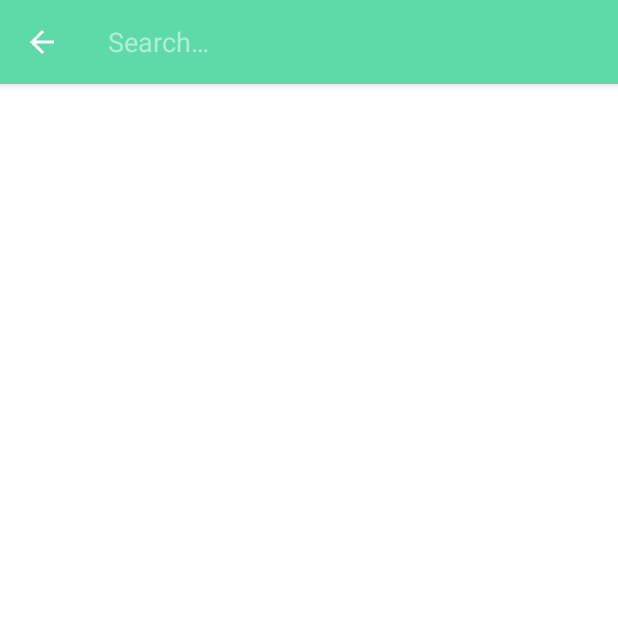
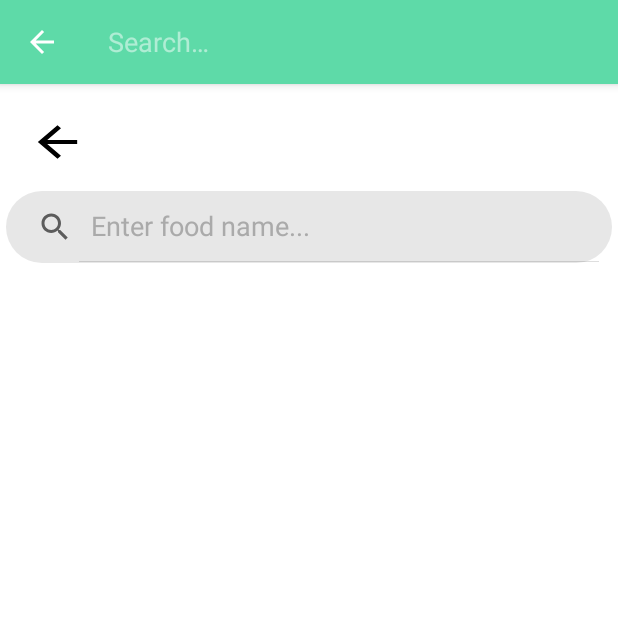
Before and after one commit to andreib99/MSA_Project, an Android app: the FoodListActivity screen opened directly, with no data from a screen before it, after a tap on "SEARCH", on a phone screen of 412 x 824 dp, the top half of it. Run offline under Robolectric (Android 15) with nearby library versions, the phone set to English and light mode, and no system bars; our stand-ins replace Firebase (no records; nobody signed in at launch, a user with empty details on screens opened directly).

Commit message:
Added customization to search bar and pop-ups.

```diff
--- a/app/src/main/AndroidManifest.xml
+++ b/app/src/main/AndroidManifest.xml
@@ -29,7 +29,8 @@
         <activity
             android:name=".RegisterActivity"
             android:exported="true"
-            android:label="@string/app_name">
+            android:label="@string/app_name"
+            android:windowSoftInputMode="adjustPan">
         </activity>
 
         <activity
@@ -47,7 +48,8 @@
         <activity
             android:name=".AddFoodActivity"
             android:exported="true"
-            android:label="@string/app_name">
+            android:label="@string/app_name"
+            android:windowSoftInputMode="adjustPan">
         </activity>
 
         <activity
--- a/app/src/main/java/com/fitboys/nutrimax/FoodListActivity.kt
+++ b/app/src/main/java/com/fitboys/nutrimax/FoodListActivity.kt
@@ -29,6 +29,7 @@ import android.view.*
 import androidx.appcompat.widget.SearchView
 
 import android.content.Intent
+import android.widget.Button
 import android.widget.Toast
 
 
@@ -45,6 +46,12 @@ class FoodListActivity : AppCompatActivity(), FoodAdapter.OnItemClickListener{
 
         firebaseStore = FirebaseStorage.getInstance()
         storageReference = FirebaseStorage.getInstance().reference
+
+        val btnBack=findViewById<Button>(R.id.FoodListBtnBack)
+
+        btnBack.setOnClickListener{view ->
+            startActivity(Intent(this@FoodListActivity,HomeActivity::class.java))
+        }
 
         recyclerView = findViewById(R.id.recycler)
         val textView: TextView = findViewById(R.id.textView)
--- a/app/src/main/java/com/fitboys/nutrimax/HomeFragment.kt
+++ b/app/src/main/java/com/fitboys/nutrimax/HomeFragment.kt
@@ -38,6 +38,7 @@ class HomeFragment:Fragment(R.layout.fragment_home_fragment) {
         val recordFood = view.findViewById<Button>(R.id.recordFood)
         val addFood = view.findViewById<Button>(R.id.addFood)
         val seeRecord = view.findViewById<ImageView>(R.id.fireImage)
+        seeRecord.animate().rotationBy(360F).duration = 1200
 
         mAuth = FirebaseAuth.getInstance()
         mAuth?.currentUser?.uid?.let {
--- /dev/null
+++ b/app/src/main/res/drawable/rounded_search.xml
@@ -0,0 +1,15 @@
+<?xml version="1.0" encoding="utf-8"?>
+<shape xmlns:android="http://schemas.android.com/apk/res/android" >
+
+
+    <solid android:color="#e7e7e7" />
+
+    <padding
+        android:left="1dp"
+        android:right="1dp"
+        android:bottom="1dp"
+        android:top="1dp" />
+
+    <corners android:radius="50pt" />
+
+</shape>
--- a/app/src/main/res/layout/activity_food_list.xml
+++ b/app/src/main/res/layout/activity_food_list.xml
@@ -6,6 +6,20 @@
     android:layout_height="match_parent"
     tools:context=".FoodListActivity"
     android:background="@color/white">
+
+    <Button
+        android:id="@+id/FoodListBtnBack"
+        android:layout_width="39dp"
+        android:layout_height="33dp"
+        android:layout_marginBottom="10dp"
+        android:background="@drawable/ic_baseline_arrow_back_24"
+        app:backgroundTint="@color/black"
+        app:layout_constraintBottom_toBottomOf="parent"
+        app:layout_constraintEnd_toEndOf="parent"
+        app:layout_constraintHorizontal_bias="0.05"
+        app:layout_constraintStart_toStartOf="parent"
+        app:layout_constraintTop_toTopOf="parent"
+        app:layout_constraintVertical_bias="0.03" />
 
     <TextView
         android:id="@+id/textView"
@@ -18,13 +32,30 @@
         app:layout_constraintTop_toTopOf="@+id/recycler"
         android:visibility="invisible"/>
 
+    <SearchView
+        android:id="@+id/search_bar"
+        style="@style/MySearchBar"
+        android:layout_width="match_parent"
+        android:layout_height="wrap_content"
+        android:layout_marginStart="4dp"
+        android:layout_marginTop="16dp"
+        android:layout_marginEnd="4dp"
+        android:background="@drawable/rounded_search"
+        android:iconifiedByDefault="false"
+        android:queryHint="Enter food name..."
+        android:theme="@style/MySearchBar"
+        app:layout_constraintEnd_toEndOf="parent"
+        app:layout_constraintStart_toStartOf="parent"
+        app:layout_constraintTop_toBottomOf="@id/FoodListBtnBack" />
+
     <androidx.recyclerview.widget.RecyclerView
         android:id="@+id/recycler"
         android:layout_width="0dp"
         android:layout_height="0dp"
+        android:layout_marginTop="4dp"
         app:layout_constraintBottom_toBottomOf="parent"
         app:layout_constraintEnd_toEndOf="parent"
         app:layout_constraintStart_toStartOf="parent"
-        app:layout_constraintTop_toTopOf="parent" />
+        app:layout_constraintTop_toBottomOf="@id/search_bar" />
 
 </androidx.constraintlayout.widget.ConstraintLayout>
--- a/app/src/main/res/layout/activity_single_food.xml
+++ b/app/src/main/res/layout/activity_single_food.xml
@@ -4,6 +4,7 @@
     xmlns:tools="http://schemas.android.com/tools"
     android:layout_width="match_parent"
     android:layout_height="wrap_content"
+    android:layout_marginTop="4dp"
     android:layout_marginBottom="4dp"
     android:clickable="true"
     android:focusable="true"
--- a/app/src/main/res/layout/fragment_home_fragment.xml
+++ b/app/src/main/res/layout/fragment_home_fragment.xml
@@ -24,6 +24,7 @@
         android:id="@+id/fireImage"
         android:layout_width="wrap_content"
         android:layout_height="0dp"
+        android:rotationY="0"
         android:src="@drawable/fire"
         app:layout_constraintBottom_toTopOf="@+id/imageView"
         app:layout_constraintEnd_toEndOf="parent"
--- /dev/null
+++ b/app/src/main/res/values-v21/style.xml
@@ -0,0 +1,10 @@
+<?xml version="1.0" encoding="utf-8"?>
+<resources>
+
+    <style name="MySearchBar">
+        <item name="android:editTextColor">@android:color/black</item>
+        <item name="android:textColorHint">@android:color/darker_gray</item>
+        <item name="iconTint">@android:color/darker_gray</item>
+        <item name="drawableTint">@android:color/darker_gray</item>
+    </style>
+</resources>
--- a/app/src/main/res/values/style.xml
+++ b/app/src/main/res/values/style.xml
@@ -16,4 +16,10 @@
         <item name="android:indeterminateOnly">false</item>
         <item name="android:progressDrawable">@drawable/progress</item>
     </style>
+    <style name="MySearchBar">
+        <item name="android:editTextColor">@android:color/black</item>
+        <item name="android:textColorHint">@android:color/darker_gray</item>
+        <item name="iconTint">@android:color/darker_gray</item>
+        <item name="drawableTint">@android:color/darker_gray</item>
+    </style>
 </resources>
```
Also changed, not shown: app/src/main/java/com/fitboys/nutrimax/ProfileFragment.kt (+6 -6 lines), app/src/main/res/drawable/ic_baseline_update_24.xml (added, +10 -0 lines), app/src/main/res/drawable/ic_search_black_24dp.xml (added, +9 -0 lines), app/src/main/res/layout/popup_input_dialog_calories.xml (+54 -34 lines), app/src/main/res/layout/popup_input_dialog_height.xml (+40 -32 lines), app/src/main/res/layout/popup_input_dialog_weight.xml (+31 -25 lines).
